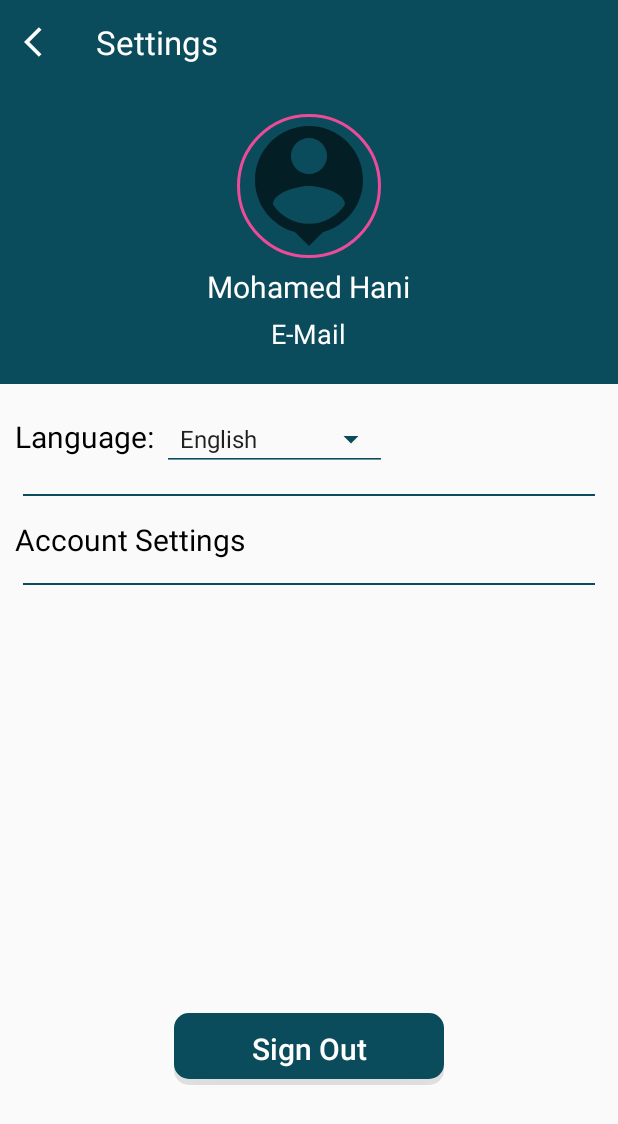
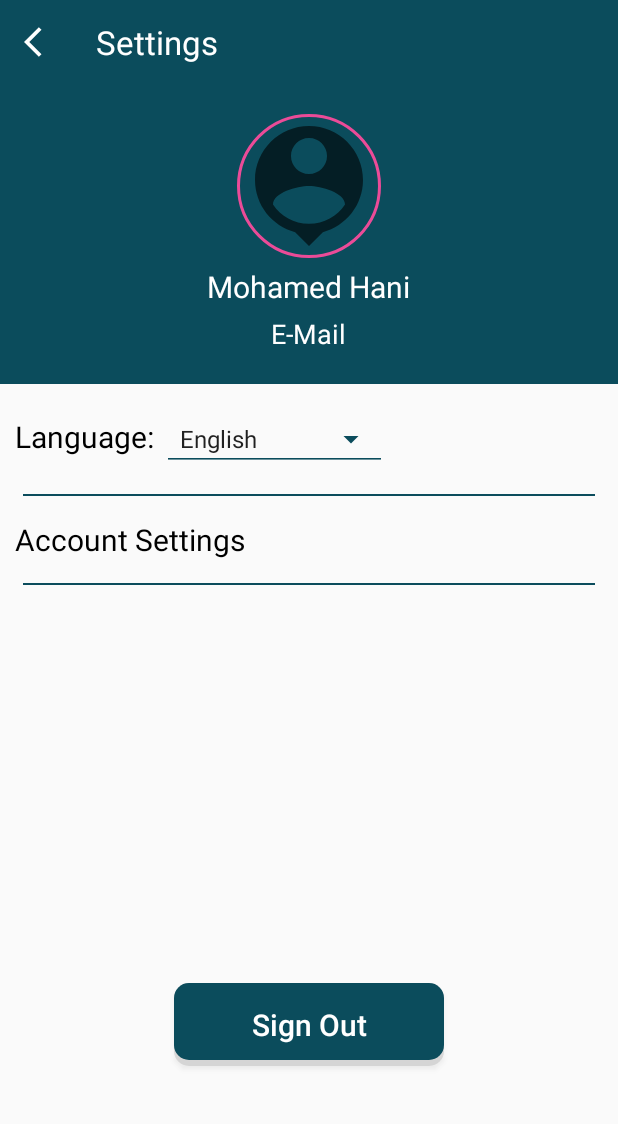
Before and after one commit to MichealMoris/Connect-Guard, an Android app: the fragment SettingsFragment shown on its own in the app's theme, on a phone screen of 412 x 824 dp. Shown: the top 1124 px of the screen. Run offline under Robolectric (Android 15) with nearby library versions, the phone set to English and light mode, and no system bars; our stand-ins replace CircleImageView.

Commit message:
Micheal Moris Third Release

```diff
--- a/app/src/main/res/layout/fragment_settings.xml
+++ b/app/src/main/res/layout/fragment_settings.xml
@@ -115,17 +115,20 @@
             android:background="#0B4C5C" />
 
         <LinearLayout
-            android:orientation="vertical"
-            android:layout_marginTop="270dp"
             android:layout_width="match_parent"
-            android:layout_height="120dp" >
+            android:layout_height="120dp"
+            android:layout_marginTop="250dp"
+            android:orientation="vertical">
+
             <Button
                 android:id="@+id/btn_signOut"
                 android:layout_width="180dp"
-            android:layout_height="wrap_content"
-            android:layout_gravity="center_horizontal"
+                android:layout_height="55dp"
+                android:layout_gravity="center"
+                android:layout_marginBottom="10dp"
                 android:background="@drawable/button_background"
-            android:text="Sign Out"
+                android:gravity="center"
+                android:text="@string/sign_out"
                 android:textAllCaps="false"
                 android:textColor="#fff"
                 android:textSize="20sp" />
--- a/app/src/main/res/values/strings.xml
+++ b/app/src/main/res/values/strings.xml
@@ -27,6 +27,7 @@
     <string name="cancel">Cancel</string>
     <string name="totalPrice">100 L.E</string>
     <string name="price">Total Price:</string>
+    <string name="sign_out">Sign Out</string>
     <string-array name="language_spinner">
         <item>English</item>
         <item>العربية</item>
```
Lines whose indentation alone changed are shown as unchanged.
